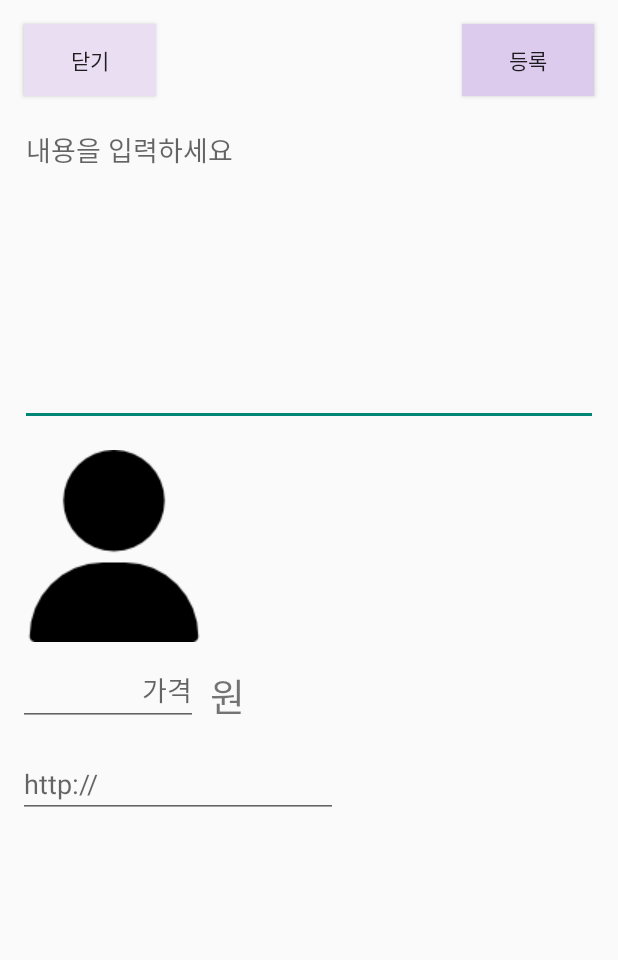
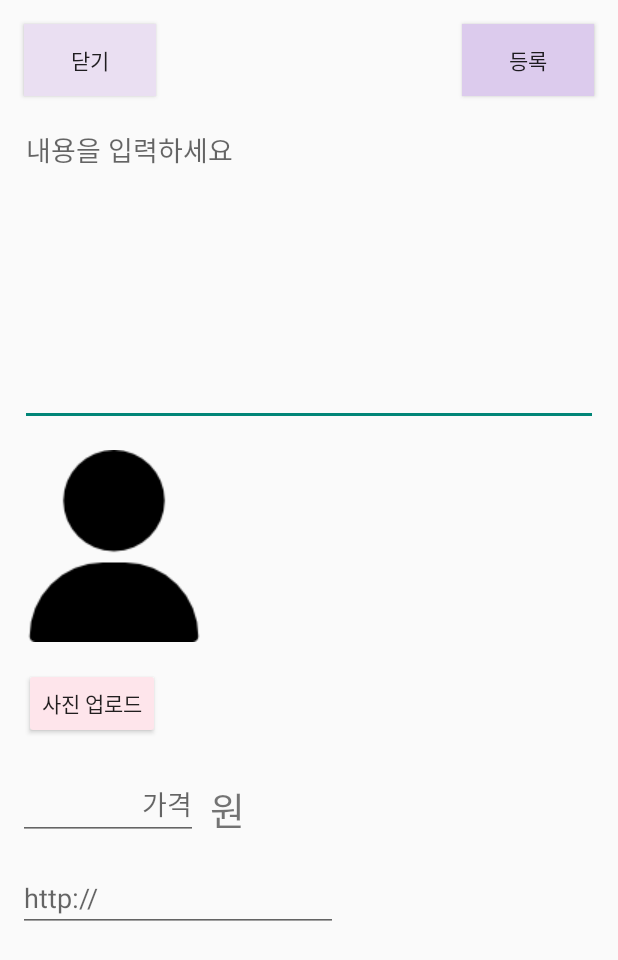
Before and after one commit to JWhy121/ShareMo, an Android app: the WriteActivity screen opened directly, with no data from a screen before it, on a phone screen of 412 x 824 dp. Shown: the top 960 px of the screen. Run offline under Robolectric (Android 15) with nearby library versions, the phone set to English and light mode, and no system bars; our stand-ins replace Firebase (no records; nobody signed in at launch, a user with empty details on screens opened directly); 2 statements that could not run were skipped.

Commit message:
중간 저장

```diff
--- a/app/src/main/AndroidManifest.xml
+++ b/app/src/main/AndroidManifest.xml
@@ -34,6 +34,8 @@
         <activity
             android:name=".MainActivity"
             android:theme="@style/Theme.AppCompat.Light.NoActionBar"></activity>
+
+
     </application>
 
 </manifest>
--- a/app/src/main/java/com/cookandroid/sharemo/ChangeInfoActivity.kt
+++ b/app/src/main/java/com/cookandroid/sharemo/ChangeInfoActivity.kt
@@ -11,12 +11,14 @@ import android.view.ViewGroup
 import android.widget.Button
 import android.widget.EditText
 import android.widget.ImageView
+import androidx.core.app.ActivityCompat
 import com.cookandroid.sharemo.HomeFragment.Companion.TAG
 import com.google.firebase.auth.FirebaseAuth
 import com.google.firebase.auth.ktx.auth
 import com.google.firebase.database.DatabaseReference
 import com.google.firebase.database.FirebaseDatabase
 import com.google.firebase.ktx.Firebase
+import android.Manifest
 
 class ChangeInfoActivity : AppCompatActivity() {
 
@@ -38,6 +40,8 @@ class ChangeInfoActivity : AppCompatActivity() {
         super.onCreate(savedInstanceState)
         setContentView(R.layout.activity_change_info)
 
+
+
         //var user = Firebase.auth.currentUser
        // if(user != null){
 
@@ -57,6 +61,8 @@ class ChangeInfoActivity : AppCompatActivity() {
         edt_InfoPhone = findViewById(R.id.edt_InfoPhone)
 
         btn_changeInfo = findViewById(R.id.btn_changeInfo)
+
+        ActivityCompat.requestPermissions(this,arrayOf(Manifest.permission.READ_EXTERNAL_STORAGE),1)
 
 
 
--- a/app/src/main/res/layout/activity_write.xml
+++ b/app/src/main/res/layout/activity_write.xml
@@ -5,6 +5,20 @@
     android:layout_width="match_parent"
     android:layout_height="match_parent"
     tools:context=".WriteActivity">
+
+    <Button
+        android:id="@+id/button"
+        android:layout_width="wrap_content"
+        android:layout_height="0dp"
+        android:layout_marginStart="16dp"
+        android:layout_marginTop="17dp"
+        android:layout_marginBottom="19dp"
+        android:backgroundTint="@color/pinkbeige"
+        android:text="사진 업로드"
+        app:layout_constraintBottom_toTopOf="@+id/edt_Price"
+        app:layout_constraintStart_toStartOf="parent"
+        app:layout_constraintTop_toBottomOf="@+id/iv_ContentImage"
+        tools:ignore="MissingConstraints" />
 
     <Button
         android:id="@+id/btn_Close"
@@ -46,7 +60,7 @@
         android:layout_width="120dp"
         android:layout_height="wrap_content"
         android:layout_marginStart="12dp"
-        android:layout_marginTop="8dp"
+        android:layout_marginTop="84dp"
         android:ems="10"
         android:gravity="right"
         android:hint="가격"
@@ -69,7 +83,7 @@
         android:id="@+id/textView2"
         android:layout_width="wrap_content"
         android:layout_height="wrap_content"
-        android:layout_marginTop="16dp"
+        android:layout_marginTop="92dp"
         android:text="원"
         android:textSize="25sp"
         app:layout_constraintEnd_toEndOf="parent"
```
Also changed, not shown: app/src/main/res/layout/activity_change_info.xml (+6 -5 lines), app/src/main/res/layout/fragment_profile.xml (+0 -7 lines).
